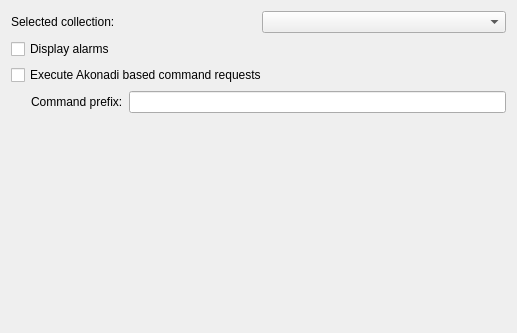
Before: the Qt Designer form plugins/Commands/Akonadi/akonadiconfigurationdlg.ui in KDE/simon, drawn with Qt 5.
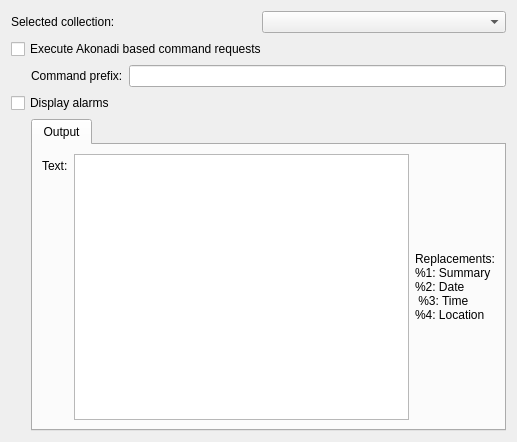
After: the same form once the commit is applied. Custom widgets are drawn as their Qt base class.

Patch:
```diff
--- a/plugins/Commands/Akonadi/akonadiconfigurationdlg.ui
+++ b/plugins/Commands/Akonadi/akonadiconfigurationdlg.ui
@@ -7,7 +7,7 @@
     <x>0</x>
     <y>0</y>
     <width>517</width>
-    <height>333</height>
+    <height>442</height>
    </rect>
   </property>
   <property name="maximumSize">
@@ -34,13 +34,6 @@
      </item>
     </layout>
    </item>
-   <item>
-    <widget class="QCheckBox" name="cbDisplayAlarms">
-     <property name="text">
-      <string>Display alarms</string>
-     </property>
-    </widget>
-   </item>
    <item>
     <widget class="QCheckBox" name="cbExecuteAkonadiRequests">
      <property name="text">
@@ -79,17 +72,67 @@
     </layout>
    </item>
    <item>
-    <spacer name="verticalSpacer">
-     <property name="orientation">
-      <enum>Qt::Vertical</enum>
+    <widget class="QCheckBox" name="cbDisplayAlarms">
+     <property name="text">
+      <string>Display alarms</string>
      </property>
-     <property name="sizeHint" stdset="0">
-      <size>
-       <width>20</width>
-       <height>40</height>
-      </size>
-     </property>
-    </spacer>
+    </widget>
+   </item>
+   <item>
+    <layout class="QHBoxLayout" name="horizontalLayout_3">
+     <item>
+      <spacer name="horizontalSpacer_2">
+       <property name="orientation">
+        <enum>Qt::Horizontal</enum>
+       </property>
+       <property name="sizeType">
+        <enum>QSizePolicy::Fixed</enum>
+       </property>
+       <property name="sizeHint" stdset="0">
+        <size>
+         <width>20</width>
+         <height>20</height>
+        </size>
+       </property>
+      </spacer>
+     </item>
+     <item>
+      <widget class="KTabWidget" name="ktabwidget">
+       <widget class="QWidget" name="tab">
+        <attribute name="title">
+         <string>Output</string>
+        </attribute>
+        <layout class="QFormLayout" name="formLayout">
+         <item row="0" column="0">
+          <widget class="QLabel" name="label_3">
+           <property name="text">
+            <string>Text:</string>
+           </property>
+          </widget>
+         </item>
+         <item row="0" column="1">
+          <layout class="QHBoxLayout" name="horizontalLayout_4">
+           <item>
+            <widget class="QTextEdit" name="teText"/>
+           </item>
+           <item>
+            <widget class="QLabel" name="label_4">
+             <property name="text">
+              <string>Replacements:
+%1: Summary
+%2: Date
+ %3: Time
+%4: Location</string>
+             </property>
+            </widget>
+           </item>
+          </layout>
+         </item>
+        </layout>
+       </widget>
+      </widget>
+     </item>
+    </layout>
    </item>
   </layout>
  </widget>
@@ -104,6 +147,12 @@
    <extends>QComboBox</extends>
    <header>kcombobox.h</header>
   </customwidget>
+  <customwidget>
+   <class>KTabWidget</class>
+   <extends>QTabWidget</extends>
+   <header>ktabwidget.h</header>
+   <container>1</container>
+  </customwidget>
  </customwidgets>
  <resources/>
  <connections/>
```
